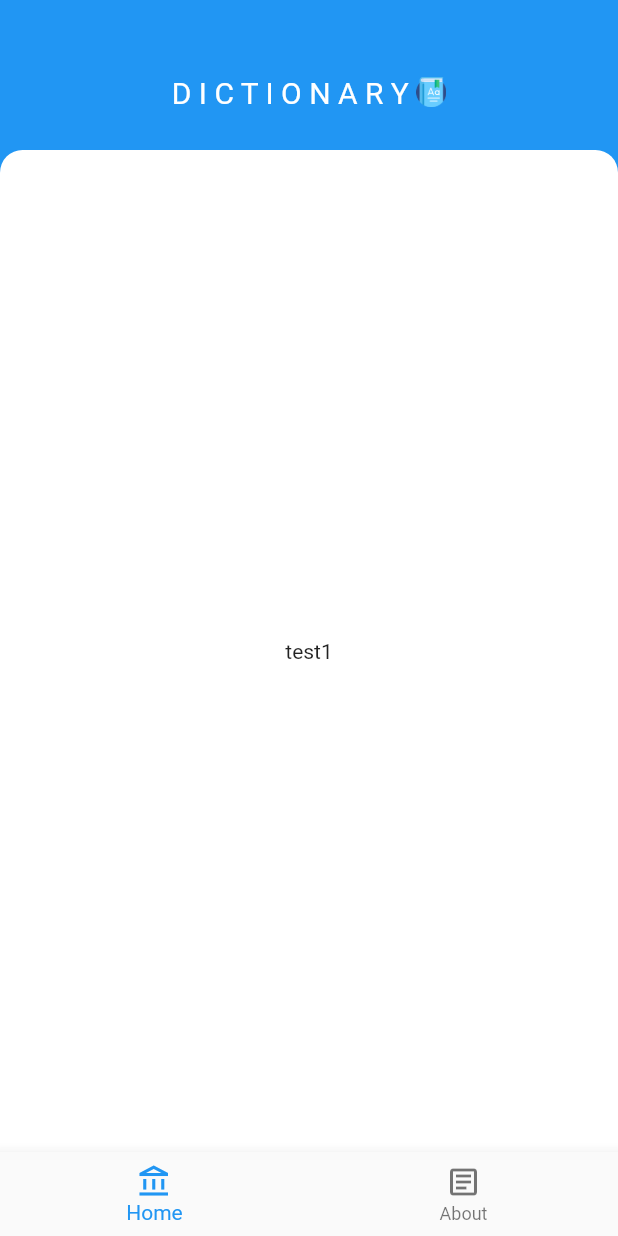
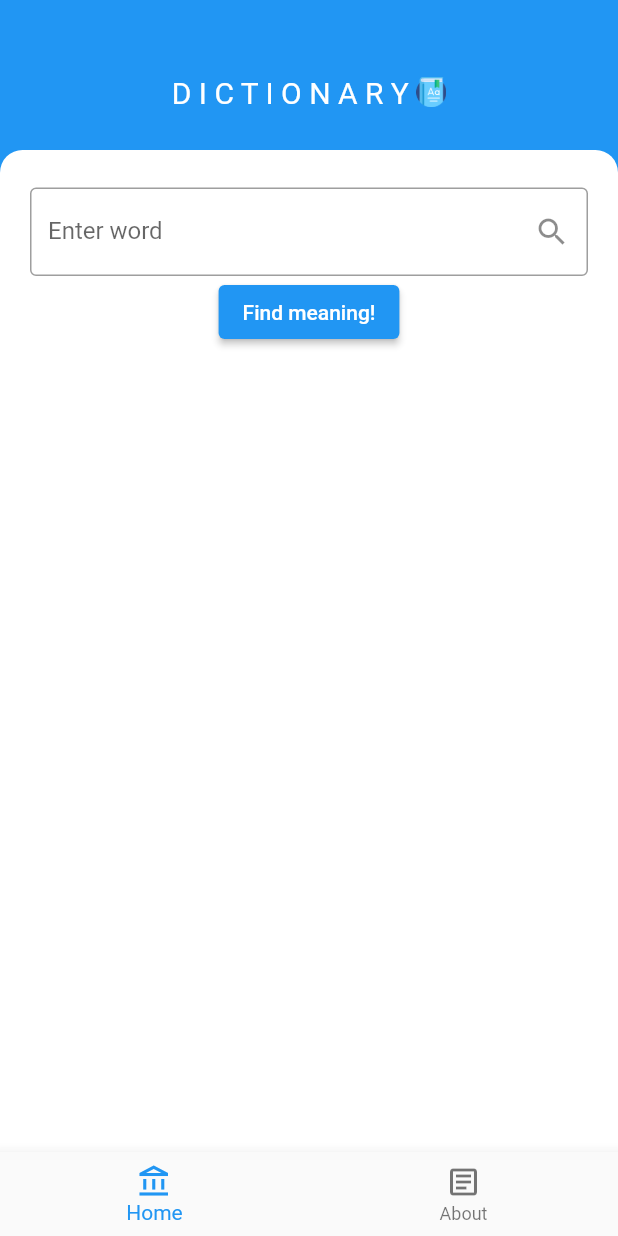
Before and after one commit to danger-ahead/flutter_dictionary, a Flutter app: the screen it shows after launch, on a phone screen of 412 x 824 dp. Run offline on Flutter 3.47's test engine with Material 2 defaults, Android fonts, the phone set to English and light mode, and no system bars.

Commit message:
added-texteditingcontroller

```diff
--- a/lib/home.dart
+++ b/lib/home.dart
@@ -1,8 +1,32 @@
 import 'package:flutter/material.dart';
+import 'package:flutter/painting.dart';
 
 dynamic homeLayout(int selected) {
+
+    TextEditingController _word = TextEditingController();
+
     List<Widget> widgetArray = [
-        Text('test1'),
+        Padding(
+            padding: const EdgeInsets.only(left: 20, right: 20, top: 25),
+            child: Column(
+                children: [
+                    TextField(
+                        controller: _word,
+                        decoration: InputDecoration(
+                            border: OutlineInputBorder(),
+                            labelText: 'Enter word',
+                            suffixIcon: Icon(Icons.search)
+                        ),  //InputDecoration
+                    ),  //TextField
+                    ElevatedButton(
+                        onPressed: (){
+                            print(_word.text);
+                        },
+                        child: Text('Find meaning!')
+                    )
+                ],  //Column-children
+            )   //Column
+        ),  //Padding
         Text('test2')
     ];
     return widgetArray[selected];
```
